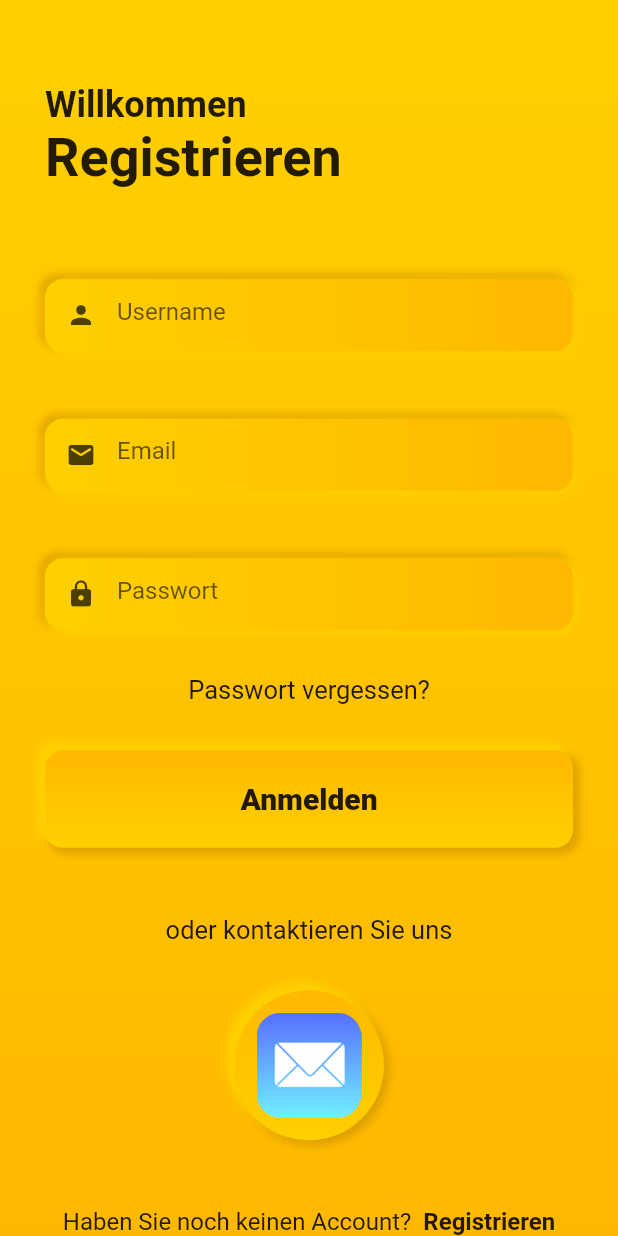
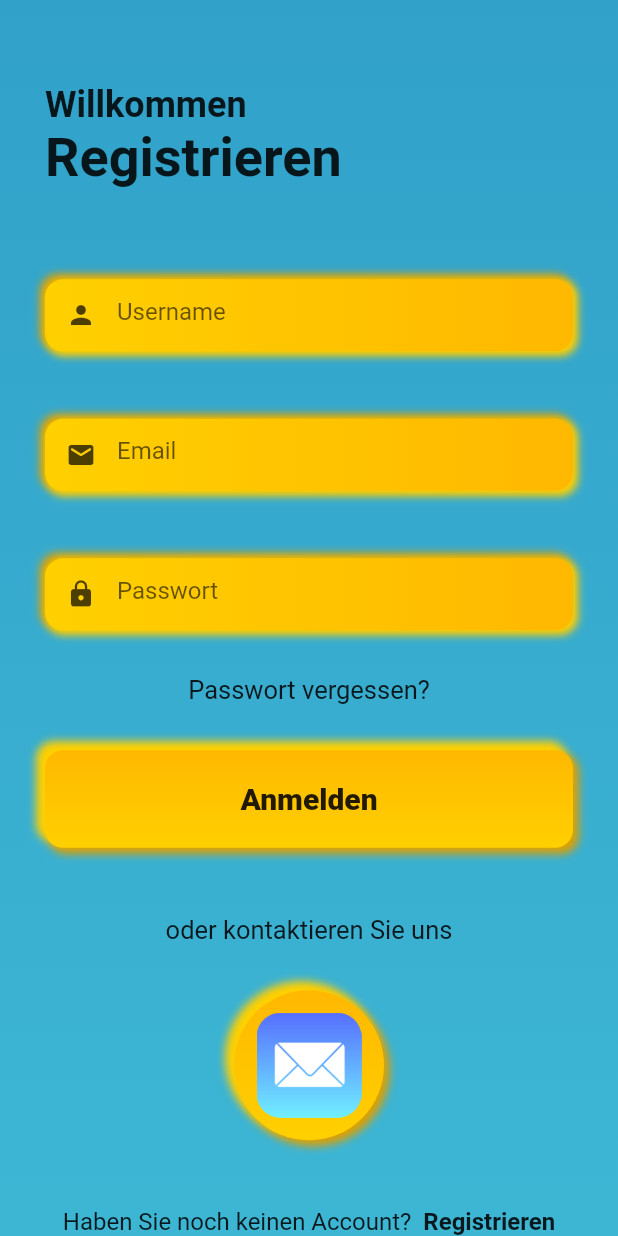
Before and after one commit to stenkjan/covidapp, a Flutter app: the SignInScreen screen opened by its route, after a tap on "Registrieren", on a phone screen of 412 x 824 dp. Run offline on Flutter 3.47's test engine with Material 2 defaults, Android fonts, the phone set to English and light mode, and no system bars; our stand-ins replace carousel_slider, firebase_auth, firebase_core, firebase_database, settings_ui, shared_preferences and 1 more; accounts and stored records are empty; network calls fail.

Commit message:
color of login

```diff
--- a/lib/Mozido/login/sign_in/signin.dart
+++ b/lib/Mozido/login/sign_in/signin.dart
@@ -10,18 +10,18 @@ class SignInScreen extends StatelessWidget {
 
   @override
   Widget build(BuildContext context) {
-
     return Container(
       decoration: const BoxDecoration(
           gradient: LinearGradient(
               begin: Alignment.topCenter,
               end: Alignment.bottomCenter,
               colors: [
+            /*
                 lightPrimary,
-                darkPrimary,
-              ]
-          )
-      ),
+                darkPrimary, */
+            Color(0xFF31A1C9),
+            Color(0xFF3DB6D4),
+          ])),
       child: Scaffold(
         backgroundColor: Colors.transparent,
         body: SingleChildScrollView(
--- a/lib/Mozido/login/sign_up/signup.dart
+++ b/lib/Mozido/login/sign_up/signup.dart
@@ -2,7 +2,6 @@ import 'package:flutter/cupertino.dart';
 import 'package:flutter/material.dart';
 import 'package:covidapp/Mozido/login/constants.dart';
 import 'package:covidapp/Mozido/login/sign_in/components/contact.dart';
-
 
 import 'components/credentials.dart';
 import 'components/head_text.dart';
@@ -18,11 +17,11 @@ class SignUpScreen extends StatelessWidget {
               begin: Alignment.topCenter,
               end: Alignment.bottomCenter,
               colors: [
-                lightPrimary,
-                darkPrimary,
-              ]
-          )
-      ),
+            /*  lightPrimary,
+                darkPrimary, */
+            Color(0xFF31A1C9),
+            Color(0xFF3DB6D4),
+          ])),
       child: Scaffold(
         backgroundColor: Colors.transparent,
         body: SingleChildScrollView(
```
